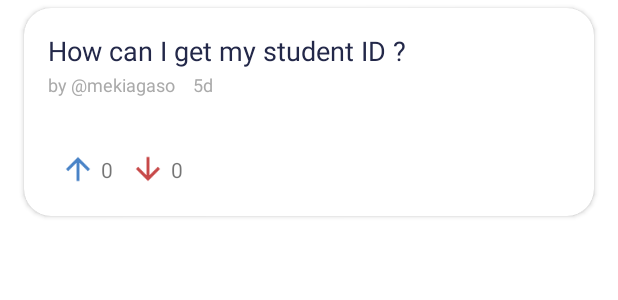
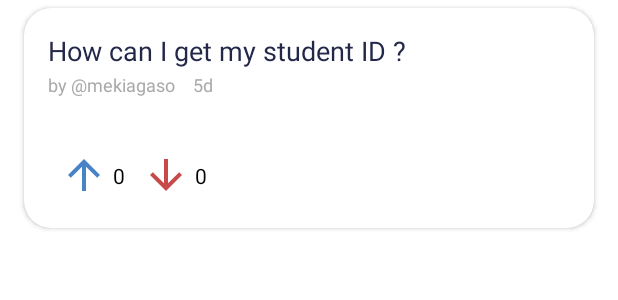
Before and after one commit to SultanSarygulov/UniversityQuestionApp, an Android app: the layout item_post.xml on its own in the app's theme, with its tools: preview values and no code run, on a phone screen of 412 x 824 dp. Shown: the top 300 px of the screen. Run offline under Robolectric (Android 15) with nearby library versions, the phone set to English and light mode, and no system bars.

Commit message:
Fixed date for posts and added liking system for post in the list

```diff
--- a/app/src/main/res/layout/fragment_question.xml
+++ b/app/src/main/res/layout/fragment_question.xml
@@ -89,6 +89,7 @@
             android:layout_height="wrap_content"
             android:layout_marginStart="3dp"
             android:text="0"
+            android:textColor="@color/black"
             app:layout_constraintBottom_toBottomOf="@+id/question_upvote_button"
             app:layout_constraintStart_toEndOf="@+id/question_upvote_button"
             app:layout_constraintTop_toTopOf="@+id/question_upvote_button" />
@@ -99,6 +100,7 @@
             android:layout_height="wrap_content"
             android:layout_marginStart="3dp"
             android:text="0"
+            android:textColor="@color/black"
             app:layout_constraintBottom_toBottomOf="@+id/question_downvote_button"
             app:layout_constraintStart_toEndOf="@+id/question_downvote_button"
             app:layout_constraintTop_toTopOf="@+id/question_downvote_button" />
--- a/app/src/main/res/layout/item_answer.xml
+++ b/app/src/main/res/layout/item_answer.xml
@@ -58,6 +58,7 @@
         android:layout_height="wrap_content"
         android:layout_marginStart="3dp"
         android:text="0"
+        android:textColor="@color/black"
         app:layout_constraintBottom_toBottomOf="@+id/answer_upvote_button"
         app:layout_constraintStart_toEndOf="@+id/answer_upvote_button"
         app:layout_constraintTop_toTopOf="@+id/answer_upvote_button" />
@@ -78,6 +79,7 @@
         android:layout_height="wrap_content"
         android:layout_marginStart="3dp"
         android:text="0"
+        android:textColor="@color/black"
         app:layout_constraintBottom_toBottomOf="@+id/answer_downvote_button"
         app:layout_constraintStart_toEndOf="@+id/answer_downvote_button"
         app:layout_constraintTop_toTopOf="@+id/answer_downvote_button" />
--- a/app/src/main/res/layout/item_post.xml
+++ b/app/src/main/res/layout/item_post.xml
@@ -56,8 +56,8 @@
 
         <ImageView
             android:id="@+id/upvote_button"
-            android:layout_width="wrap_content"
-            android:layout_height="wrap_content"
+            android:layout_width="32dp"
+            android:layout_height="32dp"
             android:layout_marginStart="24dp"
             android:layout_marginTop="36dp"
             android:layout_marginBottom="19dp"
@@ -69,8 +69,8 @@
 
         <ImageView
             android:id="@+id/downvote_button"
-            android:layout_width="wrap_content"
-            android:layout_height="wrap_content"
+            android:layout_width="32dp"
+            android:layout_height="32dp"
             android:layout_marginStart="11dp"
             android:background="?attr/selectableItemBackground"
             app:layout_constraintBottom_toBottomOf="@+id/upvote_button"
@@ -83,6 +83,7 @@
             android:layout_height="wrap_content"
             android:layout_marginStart="3dp"
             android:text="0"
+            android:textColor="@color/black"
             app:layout_constraintBottom_toBottomOf="@+id/upvote_button"
             app:layout_constraintStart_toEndOf="@+id/upvote_button"
             app:layout_constraintTop_toTopOf="@+id/upvote_button" />
@@ -93,6 +94,7 @@
             android:layout_height="wrap_content"
             android:layout_marginStart="3dp"
             android:text="0"
+            android:textColor="@color/black"
             app:layout_constraintBottom_toBottomOf="@+id/downvote_button"
             app:layout_constraintStart_toEndOf="@+id/downvote_button"
             app:layout_constraintTop_toTopOf="@+id/downvote_button" />
```
Also changed, not shown: app/src/main/java/com/example/uqa/presentation/askQuestion/AskQuestionFragment.kt (+11 -1 lines), app/src/main/java/com/example/uqa/presentation/home/PostAdapter.kt (+51 -0 lines).
